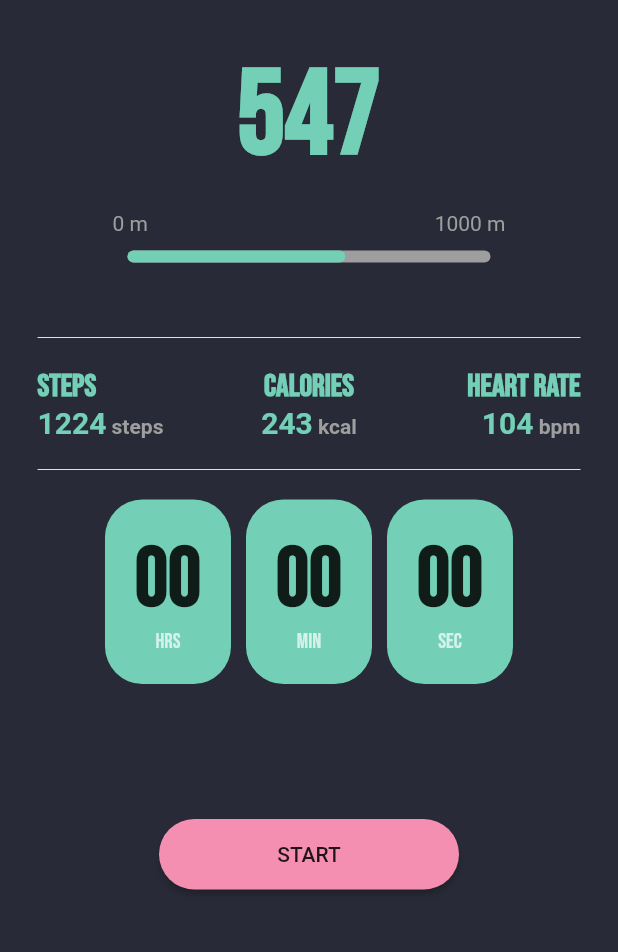
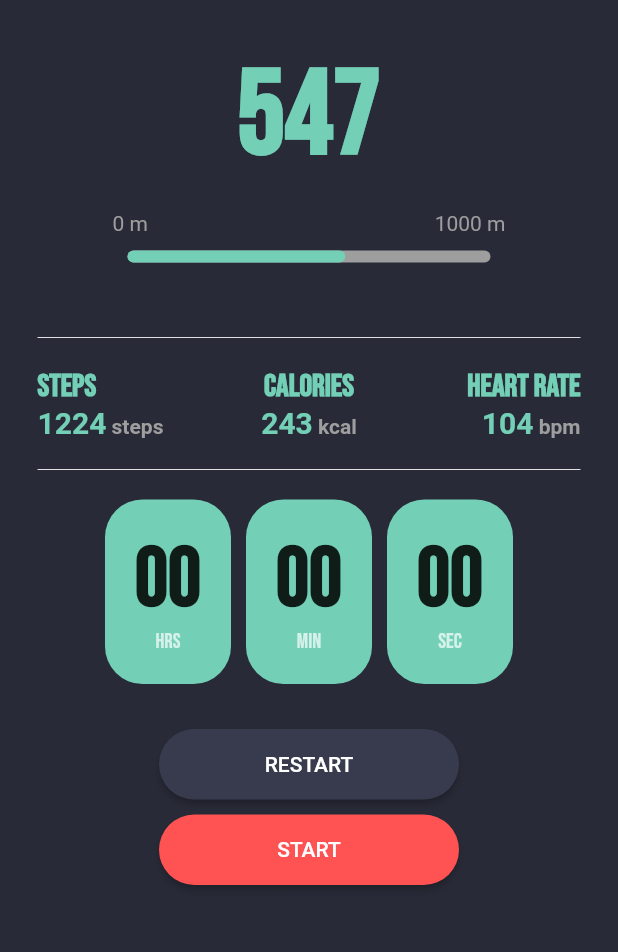
Before and after one commit to CHOSION/runiverse, a Flutter app: the Example screen opened directly, on a phone screen of 412 x 824 dp, the part 234-1186 px from its top. Run offline on Flutter 3.47's test engine with Material 2 defaults, Android fonts, the phone set to English and light mode, and no system bars; drawn by our look-alikes of percent_indicator; our stand-ins replace animated_splash_screen, geolocator, google_maps_flutter, location, page_transition; missing offline and left inert: flutter_polyline_points; network calls fail.

Commit message:
220611_4

```diff
--- a/lib/running/countdown.dart
+++ b/lib/running/countdown.dart
@@ -26,6 +26,7 @@ class _CountdownState extends State<Countdown> {
       });
     }
   }
+
   @override
   Widget build(BuildContext context) {
 
@@ -56,23 +57,50 @@ class _CountdownState extends State<Countdown> {
                 value: seconds.toString().padLeft(2, '0')),
           ],
         ),
-        SizedBox(height: 60),
         Container(
           width: 200,
           height: 47,
           margin: EdgeInsets.only(top: 30),
-          child: RaisedButton(
-            color: Colors.pink[200],
+          child:
+          RaisedButton(
+            color: isActive ? Colors.redAccent : Palette.blockColor,
             shape: RoundedRectangleBorder(
                 borderRadius: BorderRadius.circular(25)),
-            child: Text(isActive ? 'STOP' : 'START'),
+            child: Text(
+              isActive ? 'PAUSE' : 'RESTART',
+              style: TextStyle(
+                  color: Colors.white
+              ),
+            ),
             onPressed: () {
               setState(() {
                 isActive = !isActive;
               });
             },
           ),
-        )
+        ),
+        Container(
+          width: 200,
+          height: 47,
+          margin: EdgeInsets.only(top: 10),
+          child:
+          RaisedButton(
+            color: Colors.redAccent,
+            shape: RoundedRectangleBorder(
+                borderRadius: BorderRadius.circular(25)),
+            child: Text(
+              isActive ? 'STOP' : 'START',
+              style: TextStyle(
+                  color: Colors.white
+              ),
+            ),
+            onPressed: () {
+              setState(() {
+                isActive = !isActive;
+              });
+            },
+          ),
+        ),
       ],
     );
   }
--- a/lib/running/countup.dart
+++ b/lib/running/countup.dart
@@ -1 +1,147 @@
+import 'dart:async';
 import 'package:flutter/material.dart';
+import 'package:runiverse/config/palette.dart';
+import 'package:runiverse/config/font.dart';
+
+class CountUp extends StatefulWidget {
+  const CountUp({Key? key}) : super(key: key);
+
+  @override
+  State<CountUp> createState() => _CountUpState();
+}
+
+class _CountUpState extends State<CountUp> {
+  static const duration = const Duration(seconds: 1);
+
+  int secondsPassed = 0;
+  bool isActive = false;
+
+  Timer? timer;
+
+  void handleTick() {
+    if (isActive) {
+      setState(() {
+        secondsPassed = secondsPassed + 1;
+      });
+    }
+  }
+
+  @override
+  Widget build(BuildContext context) {
+
+    if (timer == null) {
+      timer = Timer.periodic(duration, (Timer t) {
+        handleTick();
+      });
+    }
+
+    int seconds = secondsPassed % 60;
+    int minutes = secondsPassed ~/ 60;
+    int hours = secondsPassed ~/ (60 * 60);
+
+    return Column(
+      mainAxisSize: MainAxisSize.min,
+      children: [
+        Row(
+          mainAxisAlignment: MainAxisAlignment.center,
+          children: [
+            LabelText(
+                label: 'HRS',
+                value: hours.toString().padLeft(2, '0')),
+            LabelText(
+                label: 'MIN',
+                value: minutes.toString().padLeft(2, '0')),
+            LabelText(
+                label: 'SEC',
+                value: seconds.toString().padLeft(2, '0')),
+          ],
+        ),
+        Container(
+          width: 200,
+          height: 47,
+          margin: EdgeInsets.only(top: 30),
+          child:
+          RaisedButton(
+            color: isActive ? Palette.textDarkColor : Palette.blockColor,
+            shape: RoundedRectangleBorder(
+                borderRadius: BorderRadius.circular(25)),
+            child: Text(
+              isActive ? 'PAUSE' : 'RESTART',
+              style: TextStyle(
+                  color: Colors.white
+              ),
+            ),
+            onPressed: () {
+              setState(() {
+                isActive = !isActive;
+              });
+            },
+          ),
+        ),
+        Container(
+          width: 200,
+          height: 47,
+          margin: EdgeInsets.only(top: 10),
+          child:
+          RaisedButton(
+            color: Colors.redAccent,
+            shape: RoundedRectangleBorder(
+                borderRadius: BorderRadius.circular(25)),
+            child: Text(
+              isActive ? 'STOP' : 'START',
+              style: TextStyle(
+                  color: Colors.white
+              ),
+            ),
+            onPressed: () {
+              setState(() {
+                isActive = !isActive;
+              });
+            },
+          ),
+        ),
+      ],
+    );
+  }
+}
+
+class LabelText extends StatelessWidget {
+
+  LabelText({required this.label,required this.value});
+
+  final String label;
+  final String value;
+
+  @override
+  Widget build(BuildContext context) {
+    return Container(
+      margin: EdgeInsets.symmetric(horizontal: 5),
+      padding: EdgeInsets.all(20),
+      decoration: BoxDecoration(
+        borderRadius: BorderRadius.circular(25),
+        color: Palette.iconColor,
+      ),
+      child: Column(
+        mainAxisSize: MainAxisSize.min,
+        children: <Widget>[
+          Text(
+            '$value',
+            style: TextStyle(
+              color: Colors.black87,
+              fontSize: 55,
+              fontWeight: FontWeight.bold,
+              fontFamily: MyFontFamily.Bebas,
+            ),
+          ),
+          Text(
+            '$label',
+            style: TextStyle(
+              color: Colors.white70,
+              fontFamily: MyFontFamily.Bebas,
+            ),
+          ),
+        ],
+      ),
+    );
+  }
+}
--- a/lib/running/example.dart
+++ b/lib/running/example.dart
@@ -4,7 +4,7 @@ import 'package:runiverse/config/palette.dart';
 import 'package:runiverse/config/font.dart';
 import 'package:percent_indicator/linear_percent_indicator.dart';
 import 'package:percent_indicator/circular_percent_indicator.dart';
-import 'package:runiverse/running/countdown.dart';
+import 'package:runiverse/running/countup.dart';
 
 class Example extends StatefulWidget {
   const Example({Key? key}) : super(key: key);
@@ -330,7 +330,7 @@ class _ExampleState extends State<Example> {
                   height: 40,
                   color: Colors.grey[300],
                 ),
-                Countdown()
+                CountUp()
               ],
             ),
           ),
```
